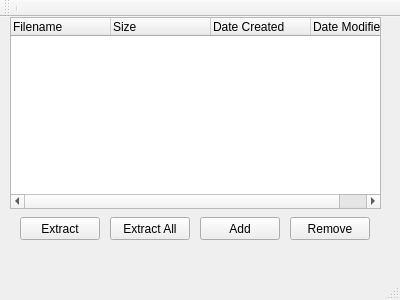
Lauraxia/Rehistoric, file Rehistoric/mainwindow.ui: the form before one commit.
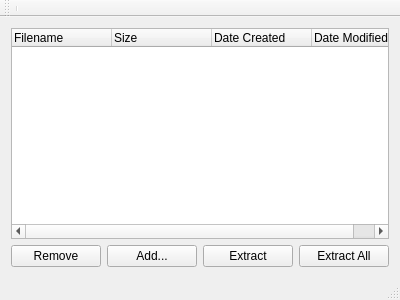
The form after the commit.

Commit message: Gave GUI a fluid layout.

```diff
--- a/Rehistoric/mainwindow.ui
+++ b/Rehistoric/mainwindow.ui
@@ -14,27 +14,14 @@
    <string>MainWindow</string>
   </property>
   <widget class="QWidget" name="centralWidget">
-   <widget class="QLabel" name="label">
-    <property name="geometry">
-     <rect>
-      <x>130</x>
-      <y>80</y>
-      <width>57</width>
-      <height>15</height>
-     </rect>
-    </property>
-    <property name="text">
-     <string>TextLabel</string>
-    </property>
-   </widget>
+   <layout class="QGridLayout" name="gridLayout">
+    <item row="0" column="0">
    <widget class="QTreeWidget" name="treeWidget">
-    <property name="geometry">
-     <rect>
-      <x>10</x>
-      <y>0</y>
-      <width>371</width>
-      <height>192</height>
-     </rect>
+      <property name="sizePolicy">
+       <sizepolicy hsizetype="Expanding" vsizetype="Expanding">
+        <horstretch>100</horstretch>
+        <verstretch>100</verstretch>
+       </sizepolicy>
     </property>
     <column>
      <property name="text">
@@ -57,58 +44,43 @@
      </property>
     </column>
    </widget>
+    </item>
+    <item row="1" column="0">
+     <layout class="QHBoxLayout" name="horizontalLayout">
+      <property name="sizeConstraint">
+       <enum>QLayout::SetNoConstraint</enum>
+      </property>
+      <item>
+       <widget class="QPushButton" name="removeButton">
+        <property name="text">
+         <string>Remove</string>
+        </property>
+       </widget>
+      </item>
+      <item>
+       <widget class="QPushButton" name="addButon">
+        <property name="text">
+         <string>Add...</string>
+        </property>
+       </widget>
+      </item>
+      <item>
    <widget class="QPushButton" name="extractButton">
-    <property name="geometry">
-     <rect>
-      <x>20</x>
-      <y>200</y>
-      <width>80</width>
-      <height>23</height>
-     </rect>
-    </property>
     <property name="text">
      <string>Extract</string>
     </property>
    </widget>
+      </item>
+      <item>
    <widget class="QPushButton" name="extractAllButton">
-    <property name="geometry">
-     <rect>
-      <x>110</x>
-      <y>200</y>
-      <width>80</width>
-      <height>23</height>
-     </rect>
-    </property>
     <property name="text">
      <string>Extract All</string>
     </property>
    </widget>
-   <widget class="QPushButton" name="addButon">
-    <property name="geometry">
-     <rect>
-      <x>200</x>
-      <y>200</y>
-      <width>80</width>
-      <height>23</height>
-     </rect>
-    </property>
-    <property name="text">
-     <string>Add</string>
-    </property>
-   </widget>
-   <widget class="QPushButton" name="removeButton">
-    <property name="geometry">
-     <rect>
-      <x>290</x>
-      <y>200</y>
-      <width>80</width>
-      <height>23</height>
-     </rect>
-    </property>
-    <property name="text">
-     <string>Remove</string>
-    </property>
-   </widget>
+      </item>
+     </layout>
+    </item>
+   </layout>
   </widget>
   <widget class="QToolBar" name="mainToolBar">
    <attribute name="toolBarArea">
```
Lines whose indentation alone changed are shown as unchanged. The commit also changes 3 other files.
